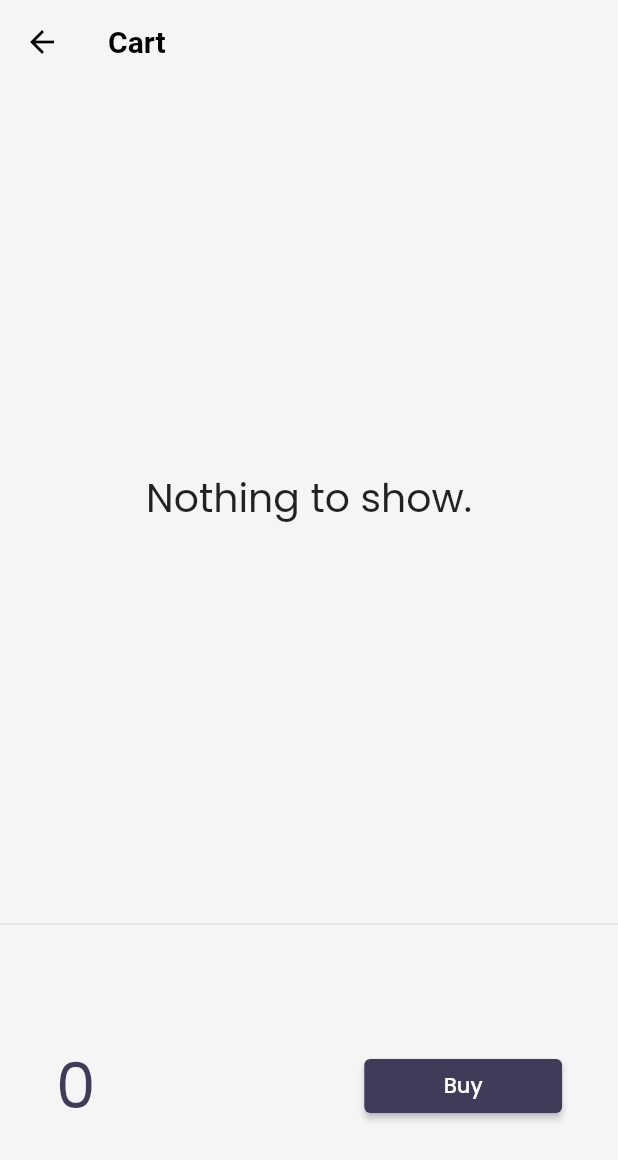
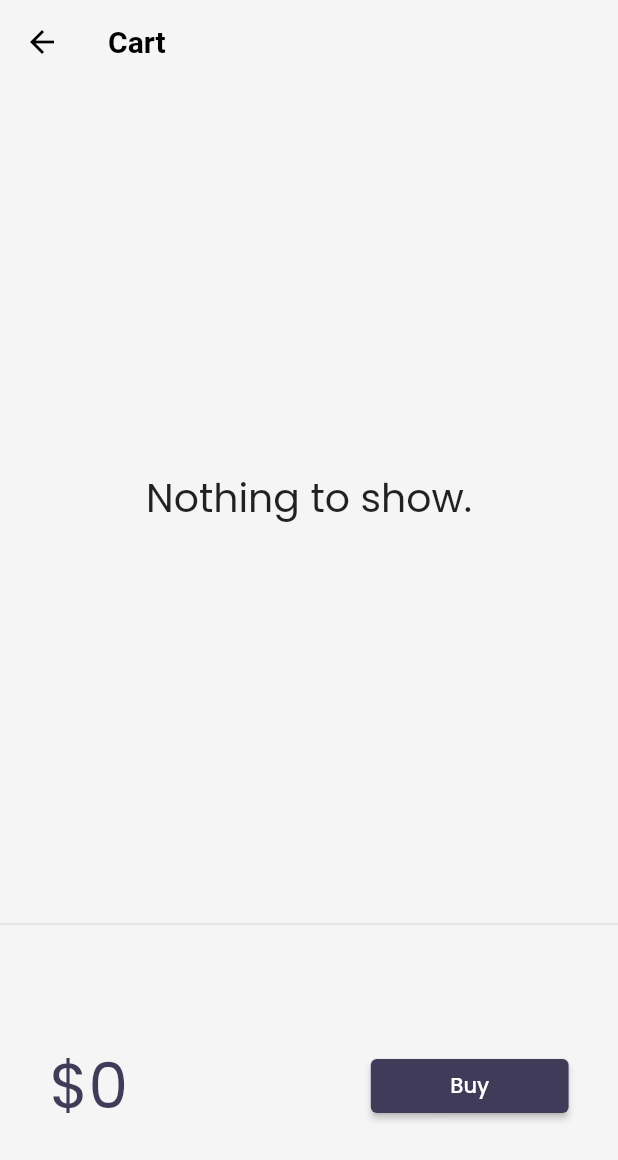
Before and after one commit to ammarabid29/FlutterIn30Days, a Flutter app: the screen it shows after launch, after a tap on an icon or button, on a phone screen of 412 x 824 dp. Shown: the top 1160 px of the screen. Run offline on Flutter 3.47's test engine with Material 2 defaults, Android fonts, the phone set to English and light mode, and no system bars; drawn by our look-alikes of velocity_x; our stand-ins replace google_fonts; network calls fail.

```diff
--- /dev/null
+++ b/lib/core/store.dart
@@ -0,0 +1,14 @@
+import 'package:flutter_catalog/models/cart.dart';
+import 'package:flutter_catalog/models/catalog.dart';
+import 'package:velocity_x/velocity_x.dart';
+
+class MyStore extends VxStore {
+  late CatalogModel catalog;
+  late CartModel cart;
+
+  MyStore() {
+    catalog = CatalogModel();
+    cart = CartModel();
+    cart.catalog = catalog;
+  }
+}
--- a/lib/main.dart
+++ b/lib/main.dart
@@ -1,12 +1,19 @@
 import 'package:flutter/material.dart';
+import 'package:flutter_catalog/core/store.dart';
 import 'package:flutter_catalog/pages/cart_page.dart';
 import 'package:flutter_catalog/pages/login_page.dart';
 import 'package:flutter_catalog/themes.dart';
 import 'package:flutter_catalog/utils/routes.dart';
+import 'package:velocity_x/velocity_x.dart';
 import 'pages/home_page.dart';
 
 void main() {
-  runApp(const MyApp());
+  runApp(
+    VxState(
+      store: MyStore(),
+      child: const MyApp(),
+    ),
+  );
 }
 
 class MyApp extends StatelessWidget {
--- a/lib/models/cart.dart
+++ b/lib/models/cart.dart
@@ -1,11 +1,6 @@
 import 'package:flutter_catalog/models/catalog.dart';
 
 class CartModel {
-  static final cartModel = CartModel._internal();
-
-  CartModel._internal();
-
-  factory CartModel() => cartModel;
   //catalog field
   late CatalogModel _catalog;
 
--- a/lib/models/catalog.dart
+++ b/lib/models/catalog.dart
@@ -2,11 +2,6 @@
 import 'dart:convert';
 
 class CatalogModel {
-  static final catalogModel = CatalogModel._internal();
-
-  CatalogModel._internal();
-
-  factory CatalogModel() => catalogModel;
   static List<Item> items = [];
 
   // Get Item by ID
--- a/lib/pages/cart_page.dart
+++ b/lib/pages/cart_page.dart
@@ -15,7 +15,7 @@ class CartPage extends StatelessWidget {
       ),
       body: Column(
         children: [
-          const _CartList().p32().expand(),
+          _CartList().p32().expand(),
           const Divider(),
           const _CartTotal(),
         ],
@@ -35,7 +35,7 @@ class _CartTotal extends StatelessWidget {
       child: Row(
         mainAxisAlignment: MainAxisAlignment.spaceAround,
         children: [
-          _cart.totalPrice.text.xl5.color(context.primaryColor).make(),
+          "\$${_cart.totalPrice}".text.xl5.color(context.primaryColor).make(),
           30.widthBox,
           ElevatedButton(
             onPressed: () {
@@ -54,14 +54,7 @@ class _CartTotal extends StatelessWidget {
   }
 }
 
-class _CartList extends StatefulWidget {
-  const _CartList({super.key});
-
-  @override
-  State<_CartList> createState() => __CartListState();
-}
-
-class __CartListState extends State<_CartList> {
+class _CartList extends StatelessWidget {
   final _cart = CartModel();
 
   @override
@@ -75,7 +68,6 @@ class __CartListState extends State<_CartList> {
               trailing: IconButton(
                 onPressed: () {
                   _cart.remove(_cart.items[index]);
-                  setState(() {});
                 },
                 icon: const Icon(Icons.remove_circle_outline),
               ),
```
Also changed, not shown: lib/widgets/home_widgets/add_to_cart.dart (+4 -10 lines), 1 other file.
